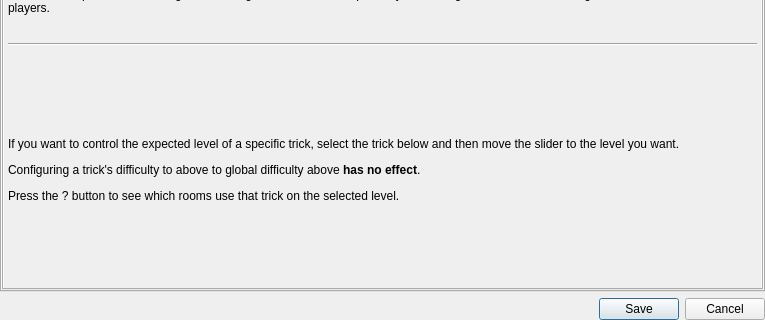
Above: randovania/gui/ui_files/logic_settings_window.ui from randovania/randovania before the change; both pictures show x 0 to 765 and y 382 to 702 of the 765 by 702 pixel window. Below: the same form after it.
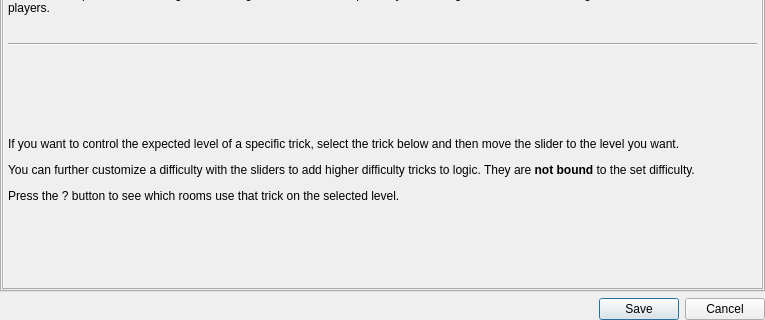
That is the form after the change. The open tabs and pages were chosen to show the change.

Diff of the .ui file:
```diff
--- a/randovania/gui/ui_files/logic_settings_window.ui
+++ b/randovania/gui/ui_files/logic_settings_window.ui
@@ -103,8 +103,8 @@
                <rect>
                 <x>0</x>
                 <y>0</y>
-                <width>757</width>
-                <height>566</height>
+                <width>753</width>
+                <height>563</height>
                </rect>
               </property>
               <layout class="QVBoxLayout" name="trick_level_layout">
@@ -207,7 +207,7 @@
                <item>
                 <widget class="QLabel" name="trick_level_help_label">
                  <property name="text">
-                  <string>&lt;html&gt;&lt;head/&gt;&lt;body&gt;&lt;p&gt;If you want to control the expected level of a specific trick, select the trick below and then move the slider to the level you want.&lt;/p&gt;&lt;p&gt;Configuring a trick's difficulty to above to global difficulty above &lt;span style=&quot; font-weight:600;&quot;&gt;has no effect&lt;/span&gt;.&lt;/p&gt;&lt;p&gt;Press the ? button to see which rooms use that trick on the selected level.&lt;/p&gt;&lt;/body&gt;&lt;/html&gt;</string>
+                  <string>&lt;html&gt;&lt;head/&gt;&lt;body&gt;&lt;p&gt;If you want to control the expected level of a specific trick, select the trick below and then move the slider to the level you want.&lt;/p&gt;&lt;p&gt;You can further customize a difficulty with the sliders to add higher difficulty tricks to logic. They are &lt;span style=&quot; font-weight:600;&quot;&gt;not bound&lt;/span&gt; to the set difficulty.&lt;/p&gt;&lt;p&gt;Press the ? button to see which rooms use that trick on the selected level.&lt;/p&gt;&lt;/body&gt;&lt;/html&gt;</string>
                  </property>
                  <property name="wordWrap">
                   <bool>true</bool>
```
Left out of the diff: 12 changed lines with no effect on the pictures.
